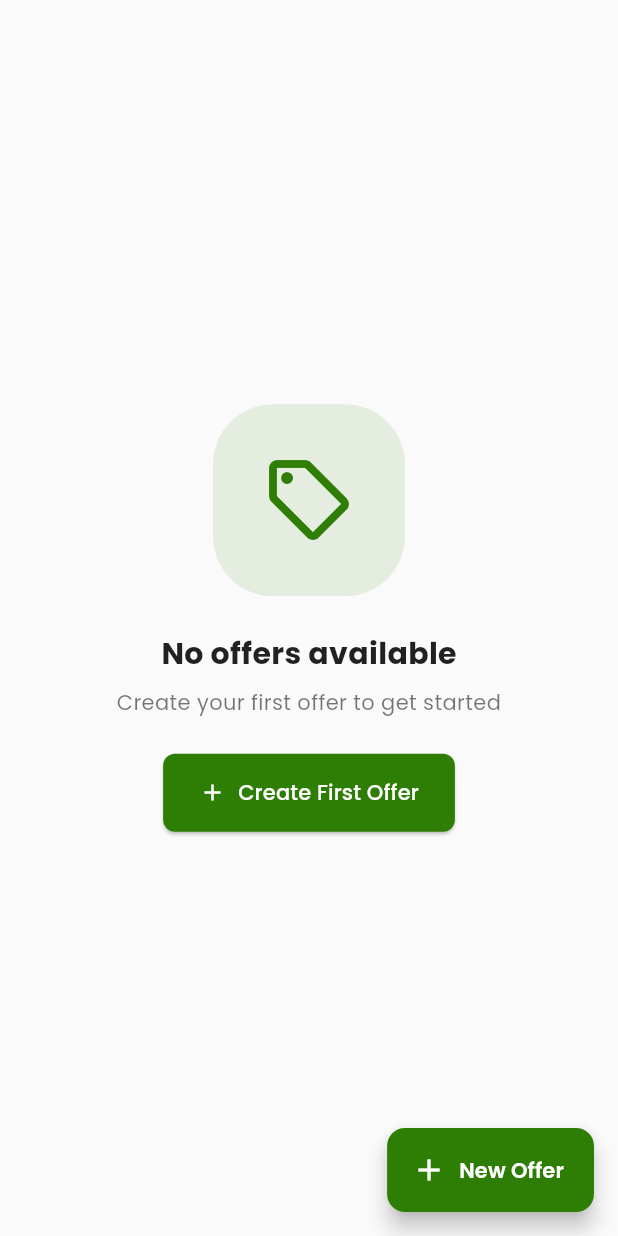
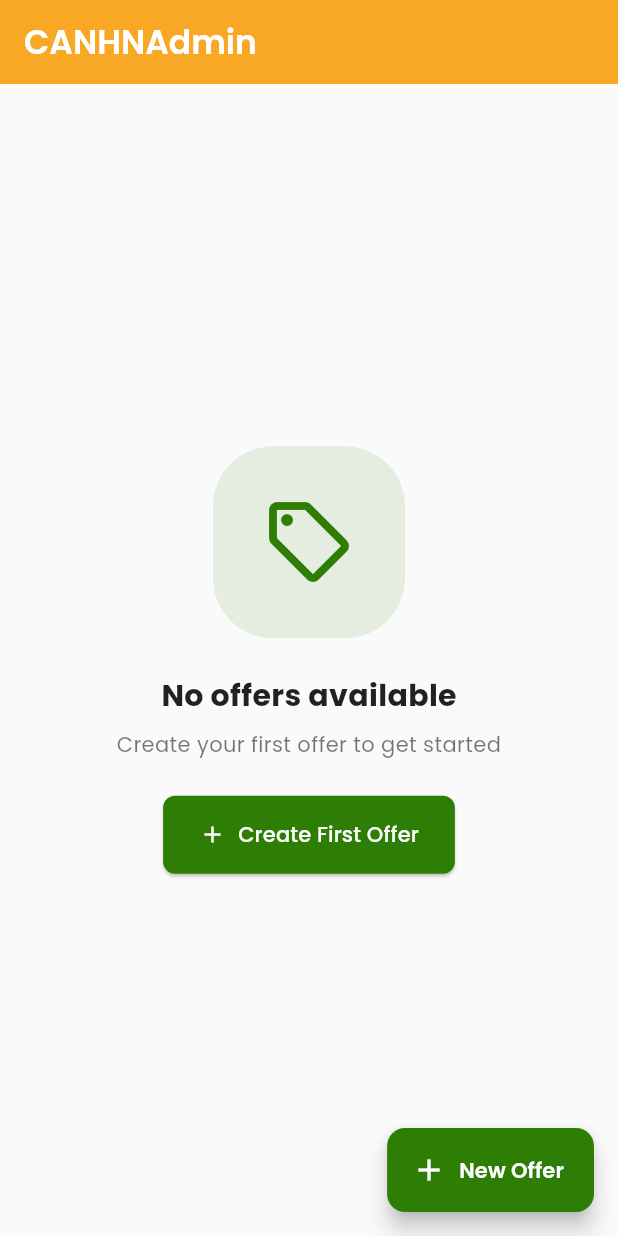
Before and after one commit to mohamedimghri/canhna_app, a Flutter app: the OffresScreen screen opened directly, on a phone screen of 412 x 824 dp. Run offline on Flutter 3.47's test engine with Material 3 defaults, Android fonts, the phone set to English and light mode, and no system bars; our stand-ins replace another_flushbar, flutter_svg, google_fonts, image_picker, supabase_flutter; accounts and stored records are empty.

Commit message:
Add app Bar to offers screen to detach it from root widget.

```diff
--- a/lib/views/admin/offres_screen.dart
+++ b/lib/views/admin/offres_screen.dart
@@ -557,6 +557,13 @@ class _OffresScreenState extends State<OffresScreen> {
   @override
   Widget build(BuildContext context) {
     return Scaffold(
+      appBar: AppBar(
+          title: Text(
+            "CANHNAdmin",
+            style: TextStyle(color: Colors.white, fontWeight: FontWeight.w600),
+          ),
+          backgroundColor: accentColor,
+        ),
       backgroundColor: Colors.grey[50],
       body:
           _isLoading
```
